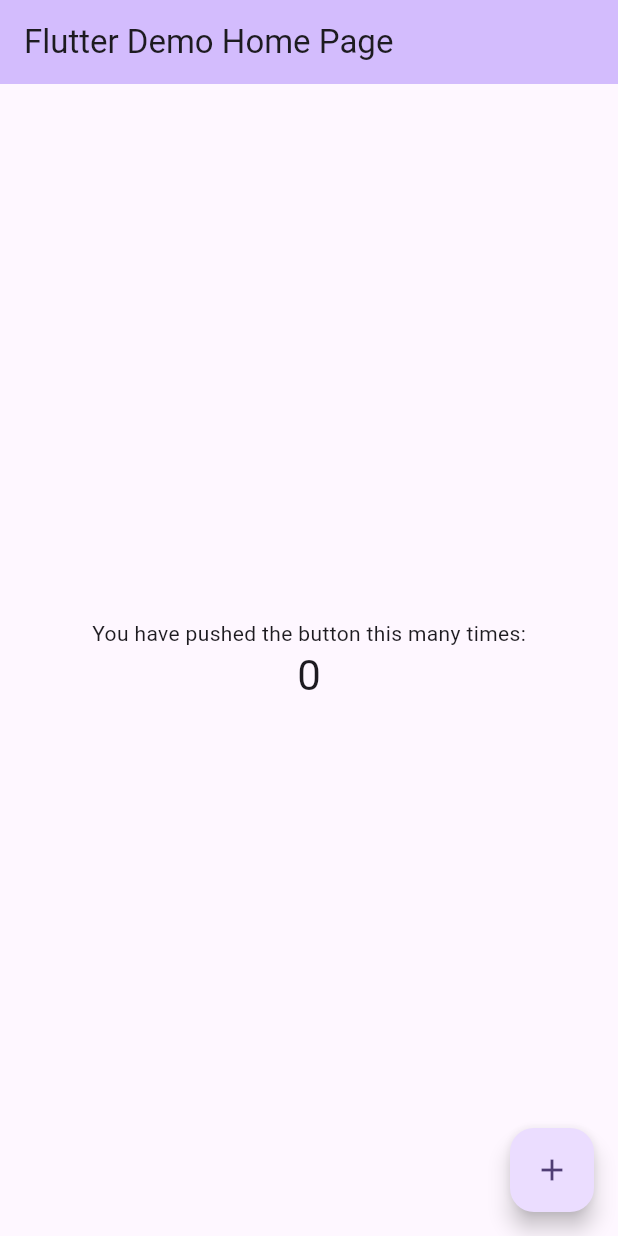
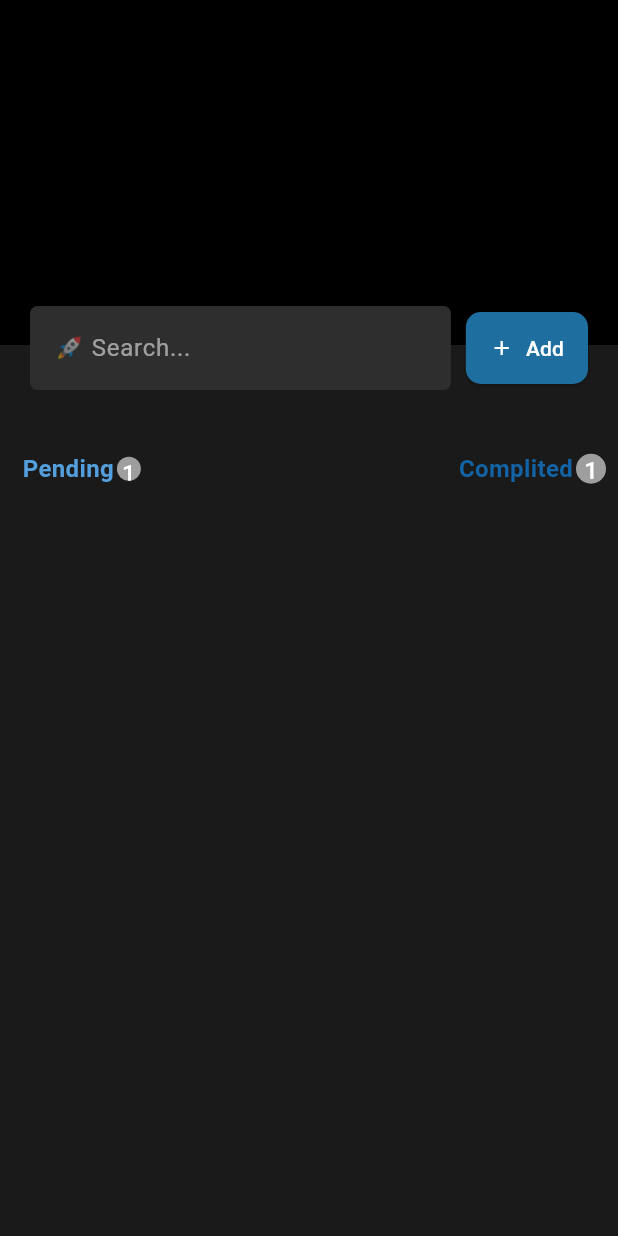
Before and after one commit to hasaanmk11/boarding_task1, a Flutter app: the screen it shows after launch, on a phone screen of 412 x 824 dp. Run offline on Flutter 3.47's test engine with Material 3 defaults, Android fonts, the phone set to English and light mode, and no system bars; Roboto replaces fonts that are missing (Poppins).

Commit message:
home screen text frild added ,and add button

```diff
--- a/app/lib/main.dart
+++ b/app/lib/main.dart
@@ -1,3 +1,4 @@
+import 'package:app/screens/home_screen.dart' show HomeScreen;
 import 'package:flutter/material.dart';
 
 void main() {
@@ -7,116 +8,14 @@ void main() {
 class MyApp extends StatelessWidget {
   const MyApp({super.key});
 
-  // This widget is the root of your application.
   @override
   Widget build(BuildContext context) {
     return MaterialApp(
       title: 'Flutter Demo',
       theme: ThemeData(
-        // This is the theme of your application.
-        //
-        // TRY THIS: Try running your application with "flutter run". You'll see
-        // the application has a purple toolbar. Then, without quitting the app,
-        // try changing the seedColor in the colorScheme below to Colors.green
-        // and then invoke "hot reload" (save your changes or press the "hot
-        // reload" button in a Flutter-supported IDE, or press "r" if you used
-        // the command line to start the app).
-        //
-        // Notice that the counter didn't reset back to zero; the application
-        // state is not lost during the reload. To reset the state, use hot
-        // restart instead.
-        //
-        // This works for code too, not just values: Most code changes can be
-        // tested with just a hot reload.
         colorScheme: ColorScheme.fromSeed(seedColor: Colors.deepPurple),
       ),
-      home: const MyHomePage(title: 'Flutter Demo Home Page'),
+      home: HomeScreen(),
     );
   }
 }
-
-class MyHomePage extends StatefulWidget {
-  const MyHomePage({super.key, required this.title});
-
-  // This widget is the home page of your application. It is stateful, meaning
-  // that it has a State object (defined below) that contains fields that affect
-  // how it looks.
-
-  // This class is the configuration for the state. It holds the values (in this
-  // case the title) provided by the parent (in this case the App widget) and
-  // used by the build method of the State. Fields in a Widget subclass are
-  // always marked "final".
-
-  final String title;
-
-  @override
-  State<MyHomePage> createState() => _MyHomePageState();
-}
-
-class _MyHomePageState extends State<MyHomePage> {
-  int _counter = 0;
-
-  void _incrementCounter() {
-    setState(() {
-      // This call to setState tells the Flutter framework that something has
-      // changed in this State, which causes it to rerun the build method below
-      // so that the display can reflect the updated values. If we changed
-      // _counter without calling setState(), then the build method would not be
-      // called again, and so nothing would appear to happen.
-      _counter++;
-    });
-  }
-
-  @override
-  Widget build(BuildContext context) {
-    // This method is rerun every time setState is called, for instance as done
-    // by the _incrementCounter method above.
-    //
-    // The Flutter framework has been optimized to make rerunning build methods
-    // fast, so that you can just rebuild anything that needs updating rather
-    // than having to individually change instances of widgets.
-    return Scaffold(
-      appBar: AppBar(
-        // TRY THIS: Try changing the color here to a specific color (to
-        // Colors.amber, perhaps?) and trigger a hot reload to see the AppBar
-        // change color while the other colors stay the same.
-        backgroundColor: Theme.of(context).colorScheme.inversePrimary,
-        // Here we take the value from the MyHomePage object that was created by
-        // the App.build method, and use it to set our appbar title.
-        title: Text(widget.title),
-      ),
-      body: Center(
-        // Center is a layout widget. It takes a single child and positions it
-        // in the middle of the parent.
-        child: Column(
-          // Column is also a layout widget. It takes a list of children and
-          // arranges them vertically. By default, it sizes itself to fit its
-          // children horizontally, and tries to be as tall as its parent.
-          //
-          // Column has various properties to control how it sizes itself and
-          // how it positions its children. Here we use mainAxisAlignment to
-          // center the children vertically; the main axis here is the vertical
-          // axis because Columns are vertical (the cross axis would be
-          // horizontal).
-          //
-          // TRY THIS: Invoke "debug painting" (choose the "Toggle Debug Paint"
-          // action in the IDE, or press "p" in the console), to see the
-          // wireframe for each widget.
-          mainAxisAlignment: MainAxisAlignment.center,
-          children: <Widget>[
-            const Text('You have pushed the button this many times:'),
-            Text(
-              '$_counter',
-              style: Theme.of(context).textTheme.headlineMedium,
-            ),
-          ],
-        ),
-      ),
-      floatingActionButton: FloatingActionButton(
-        onPressed: _incrementCounter,
-        tooltip: 'Increment',
-        child: const Icon(Icons.add),
-      ), // This trailing comma makes auto-formatting nicer for build methods.
-    );
-  }
-}
--- /dev/null
+++ b/app/lib/model/model.dart
@@ -0,0 +1,15 @@
+class TaskModel {
+  final String id;
+  final String title;
+  final bool isCompleted;
+
+  TaskModel({required this.id, required this.title, this.isCompleted = false});
+
+  TaskModel copyWith({String? title, bool? isCompleted}) {
+    return TaskModel(
+      id: id,
+      title: title ?? this.title,
+      isCompleted: isCompleted ?? this.isCompleted,
+    );
+  }
+}
--- /dev/null
+++ b/app/lib/screens/home_screen.dart
@@ -0,0 +1,125 @@
+import 'package:flutter/material.dart';
+
+class HomeScreen extends StatelessWidget {
+  const HomeScreen({super.key});
+
+  @override
+  Widget build(BuildContext context) {
+    return Scaffold(
+      backgroundColor: const Color(0xFF1A1A1A),
+      body: Column(
+        children: [
+          Stack(
+            clipBehavior: Clip.none,
+            children: [
+              Container(
+                width: double.infinity,
+                height: 230,
+                color: Colors.black,
+              ),
+
+              Positioned(
+                bottom: -30,
+                left: 20,
+                right: 20,
+                child: Row(
+                  children: [
+                    Expanded(
+                      child: TextField(
+                        decoration: InputDecoration(
+                          hintText: "🚀 Search...",
+                          hintStyle: const TextStyle(color: Colors.white54),
+                          filled: true,
+                          fillColor: const Color.fromARGB(255, 46, 46, 46),
+                          border: OutlineInputBorder(
+                            borderRadius: BorderRadius.circular(5),
+                            borderSide: BorderSide.none,
+                          ),
+                        ),
+                        style: const TextStyle(color: Colors.white),
+                      ),
+                    ),
+                    const SizedBox(width: 10),
+                    ElevatedButton.icon(
+                      onPressed: () {},
+                      icon: const Icon(Icons.add, size: 16),
+                      label: const Text("Add"),
+                      style: ElevatedButton.styleFrom(
+                        backgroundColor: const Color(0xFF1E6F9F),
+                        foregroundColor: Colors.white,
+                        padding: const EdgeInsets.symmetric(
+                          horizontal: 16,
+                          vertical: 14,
+                        ),
+                        shape: RoundedRectangleBorder(
+                          borderRadius: BorderRadius.circular(10),
+                        ),
+                      ),
+                    ),
+                  ],
+                ),
+              ),
+            ],
+          ),
+          SizedBox(height: 60),
+          Padding(
+            padding: const EdgeInsets.only(top: 3, left: 15),
+            child: Row(
+              mainAxisAlignment: MainAxisAlignment.spaceBetween,
+              children: [
+                Row(
+                  children: [
+                    Text(
+                      "Pending",
+                      style: TextStyle(
+                        color: const Color.fromARGB(255, 83, 158, 220),
+                        fontFamily: "Poppins",
+                        fontSize: 16,
+                        fontWeight: FontWeight.w600,
+                      ),
+                    ),
+                    SizedBox(width: 2),
+                    CircleAvatar(
+                      radius: 8,
+                      backgroundColor: Colors.grey,
+                      child: Center(
+                        child: Text("1", style: TextStyle(color: Colors.white)),
+                      ),
+                    ),
+                  ],
+                ),
+                Padding(
+                  padding: const EdgeInsets.all(8.0),
+                  child: Row(
+                    children: [
+                      Text(
+                        "Complited",
+                        style: TextStyle(
+                          color: const Color.fromARGB(255, 18, 100, 167),
+                          fontFamily: "Poppins",
+                          fontSize: 16,
+                          fontWeight: FontWeight.w600,
+                        ),
+                      ),
+                      SizedBox(width: 2),
+                      CircleAvatar(
+                        radius: 10,
+                        backgroundColor: Colors.grey,
+                        child: Center(
+                          child: Text(
+                            "1",
+                            style: TextStyle(color: Colors.white),
+                          ),
+                        ),
+                      ),
+                    ],
+                  ),
+                ),
+              ],
+            ),
+          ),
+        ],
+      ),
+    );
+  }
+}
```
